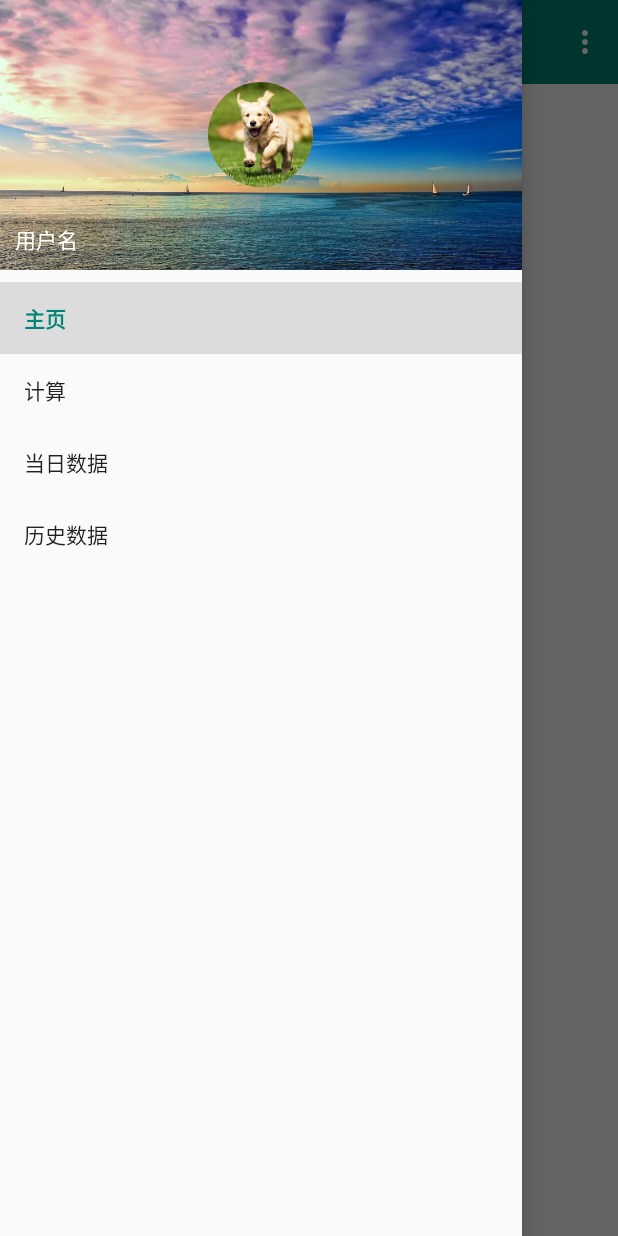
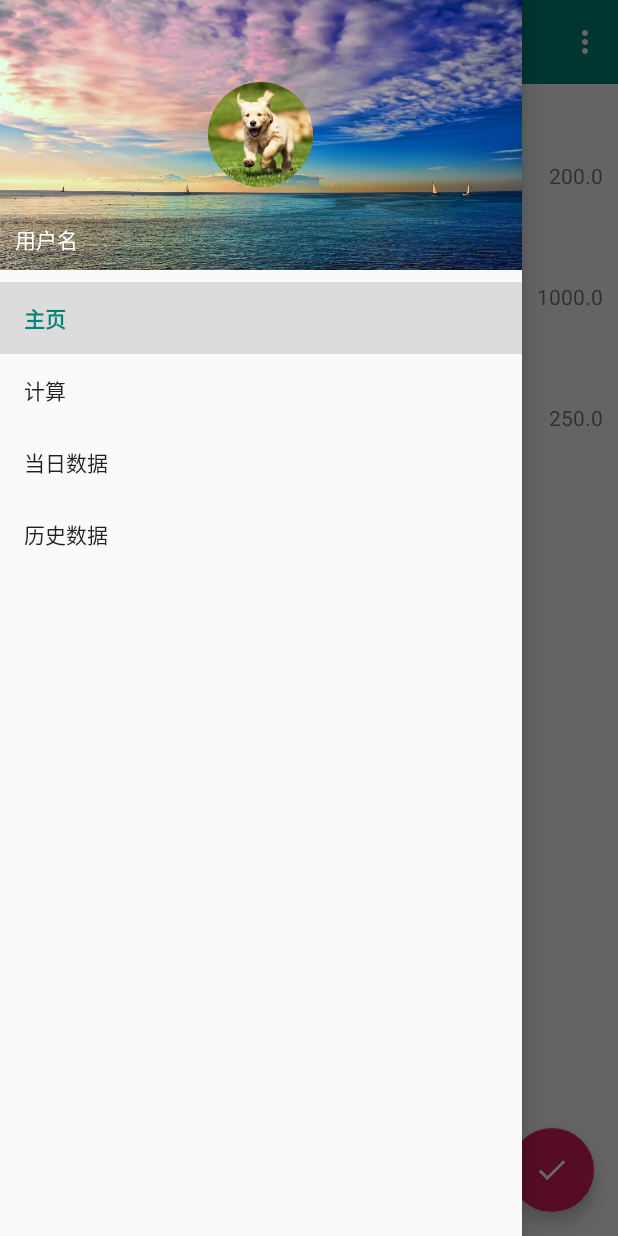
Before and after one commit to z1514/footMemory, an Android app: the screen it shows after launch (MainActivity), with the side drawer open, on a phone screen of 412 x 824 dp. Run offline under Robolectric (Android 15) with nearby library versions, the phone set to English and light mode, and no system bars; our stand-ins replace CircleImageView.

Commit message:
初步实现查看当日消耗信息的列表和添加新信息的按钮

```diff
--- a/app/src/main/java/com/example/footmemory/MainContentFragment.java
+++ b/app/src/main/java/com/example/footmemory/MainContentFragment.java
@@ -4,18 +4,55 @@ import android.os.Bundle;
 import android.view.LayoutInflater;
 import android.view.View;
 import android.view.ViewGroup;
+import android.widget.Button;
+import android.widget.LinearLayout;
 
 import androidx.annotation.NonNull;
 import androidx.annotation.Nullable;
 import androidx.fragment.app.Fragment;
+import androidx.recyclerview.widget.LinearLayoutManager;
+import androidx.recyclerview.widget.RecyclerView;
 
 import com.example.footmemory.R;
+import com.example.footmemory.util.TraceItem;
+import com.example.footmemory.util.TraceItemAdapter;
+import com.google.android.material.floatingactionbutton.FloatingActionButton;
+
+import java.util.ArrayList;
+import java.util.List;
 
 public class MainContentFragment extends Fragment {
+    private List<TraceItem> traceItemList = new ArrayList<>();
     @Nullable
     @Override
     public View onCreateView(@NonNull LayoutInflater inflater, @Nullable ViewGroup container, @Nullable Bundle savedInstanceState) {
         View view = inflater.inflate(R.layout.main_content_fragment,container,false);
+
+        initList();
+        RecyclerView recyclerView = (RecyclerView)view.findViewById(R.id.main_recycler_view);
+        FloatingActionButton floatingActionButton = (FloatingActionButton)view.findViewById(R.id.fab);
+        LinearLayoutManager layoutManager = new LinearLayoutManager(getContext());
+        recyclerView.setLayoutManager(layoutManager);
+        final TraceItemAdapter adapter = new TraceItemAdapter(traceItemList);
+        recyclerView.setAdapter(adapter);
+        floatingActionButton.setOnClickListener(new View.OnClickListener() {
+            @Override
+            public void onClick(View view) {
+                initList();
+                adapter.notifyItemInserted(traceItemList.size()-1);
+            }
+        });
         return view;
     }
+
+    private void initList()
+    {
+        TraceItem d1 = new TraceItem("米饭",200);
+        traceItemList.add(d1);
+        TraceItem d2 = new TraceItem("意大利面",1000);
+        traceItemList.add(d2);
+        TraceItem d3 = new TraceItem("跑步",250);
+        traceItemList.add(d3);
+
+    }
 }
--- a/app/src/main/java/com/example/footmemory/util/TraceItem.java
+++ b/app/src/main/java/com/example/footmemory/util/TraceItem.java
@@ -3,6 +3,12 @@ package com.example.footmemory.util;
 public class TraceItem {
     private String name;
     private double amount;
+
+    public TraceItem(String name,double amount)
+    {
+        this.name = name;
+        this.amount = amount;
+    }
 
     public String getName() {
         return name;
--- /dev/null
+++ b/app/src/main/java/com/example/footmemory/util/TraceItemAdapter.java
@@ -0,0 +1,55 @@
+package com.example.footmemory.util;
+
+import android.view.LayoutInflater;
+import android.view.View;
+import android.view.ViewGroup;
+import android.widget.TextView;
+
+import androidx.annotation.NonNull;
+import androidx.recyclerview.widget.RecyclerView;
+
+import com.example.footmemory.R;
+
+import java.util.List;
+
+public class TraceItemAdapter extends RecyclerView.Adapter<TraceItemAdapter.ViewHolder> {
+    private List<TraceItem> mTraceList;
+    static class ViewHolder extends RecyclerView.ViewHolder{
+        TextView traceName;
+        TextView traceAmount;
+
+        public ViewHolder(View view)
+        {
+            super(view);
+            traceName = (TextView)view.findViewById(R.id.trace_name);
+            traceAmount = (TextView)view.findViewById(R.id.trace_amount);
+        }
+
+
+    }
+    public TraceItemAdapter(List<TraceItem> traceList)
+    {
+        mTraceList = traceList;
+    }
+
+    @NonNull
+    @Override
+    public ViewHolder onCreateViewHolder(@NonNull ViewGroup parent, int viewType) {
+        View view = LayoutInflater.from(parent.getContext()).inflate(R.layout.trace_item,parent,false);
+        ViewHolder holder = new ViewHolder(view);
+        return holder;
+    }
+
+    @Override
+    public void onBindViewHolder(@NonNull ViewHolder holder, int position) {
+        TraceItem traceItem = mTraceList.get(position);
+        holder.traceName.setText(traceItem.getName());
+        holder.traceAmount.setText(""+traceItem.getAmount());
+
+    }
+
+    @Override
+    public int getItemCount() {
+        return mTraceList.size();
+    }
+}
--- a/app/src/main/res/layout/activity_main.xml
+++ b/app/src/main/res/layout/activity_main.xml
@@ -24,6 +24,7 @@
         android:layout_height="match_parent"
         android:id="@+id/main_fragment" />
 
+
 </LinearLayout>
 <com.google.android.material.navigation.NavigationView
     android:id="@+id/nav_view"
--- a/app/src/main/res/layout/main_content_fragment.xml
+++ b/app/src/main/res/layout/main_content_fragment.xml
@@ -1,12 +1,19 @@
 <?xml version="1.0" encoding="utf-8"?>
-<LinearLayout xmlns:android="http://schemas.android.com/apk/res/android"
+<androidx.coordinatorlayout.widget.CoordinatorLayout xmlns:android="http://schemas.android.com/apk/res/android"
     android:orientation="vertical" android:layout_width="match_parent"
     android:layout_height="match_parent">
 
-    <TextView
+    <androidx.recyclerview.widget.RecyclerView
+        android:id="@+id/main_recycler_view"
+        android:layout_width="match_parent"
+        android:layout_height="match_parent" />
+
+    <com.google.android.material.floatingactionbutton.FloatingActionButton
+        android:id="@+id/fab"
         android:layout_width="wrap_content"
         android:layout_height="wrap_content"
-        android:layout_gravity="center"
-        android:text="主页面部分"/>
+        android:layout_gravity="bottom|end"
+        android:layout_margin="16dp"
+        android:src="@drawable/ic_done"/>
 
-</LinearLayout>
+</androidx.coordinatorlayout.widget.CoordinatorLayout>
--- /dev/null
+++ b/app/src/main/res/layout/trace_item.xml
@@ -0,0 +1,24 @@
+<?xml version="1.0" encoding="utf-8"?>
+<LinearLayout xmlns:android="http://schemas.android.com/apk/res/android"
+    android:orientation="vertical" android:layout_width="match_parent"
+    android:layout_height="wrap_content">
+
+    <TextView
+        android:id="@+id/trace_name"
+        android:layout_width="wrap_content"
+        android:layout_height="wrap_content"
+        android:layout_gravity="left"
+        android:layout_marginLeft="10dp"
+        android:layout_marginBottom="10dp"
+        android:layout_marginTop="10dp"/>
+
+    <TextView
+        android:id="@+id/trace_amount"
+        android:layout_width="wrap_content"
+        android:layout_height="wrap_content"
+        android:layout_gravity="right"
+        android:layout_marginRight="10dp"
+        android:layout_marginBottom="10dp"
+        android:layout_marginTop="10dp" />
+
+</LinearLayout>
```
Also changed, not shown: app/src/main/java/com/example/footmemory/MainActivity.java (+7 -0 lines).
